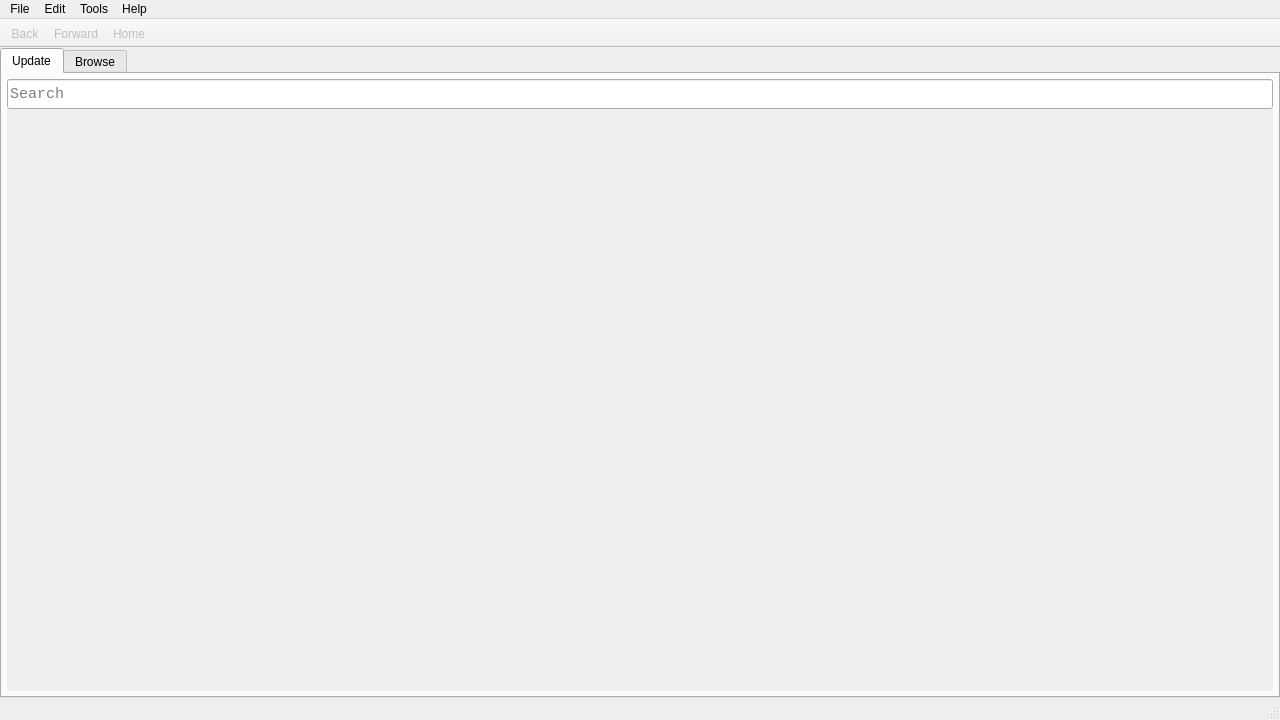
Before: the Qt Designer form src/UI/MainWindow/MainWindow.ui in NikolaRoev/Tracker, drawn with Qt 5.
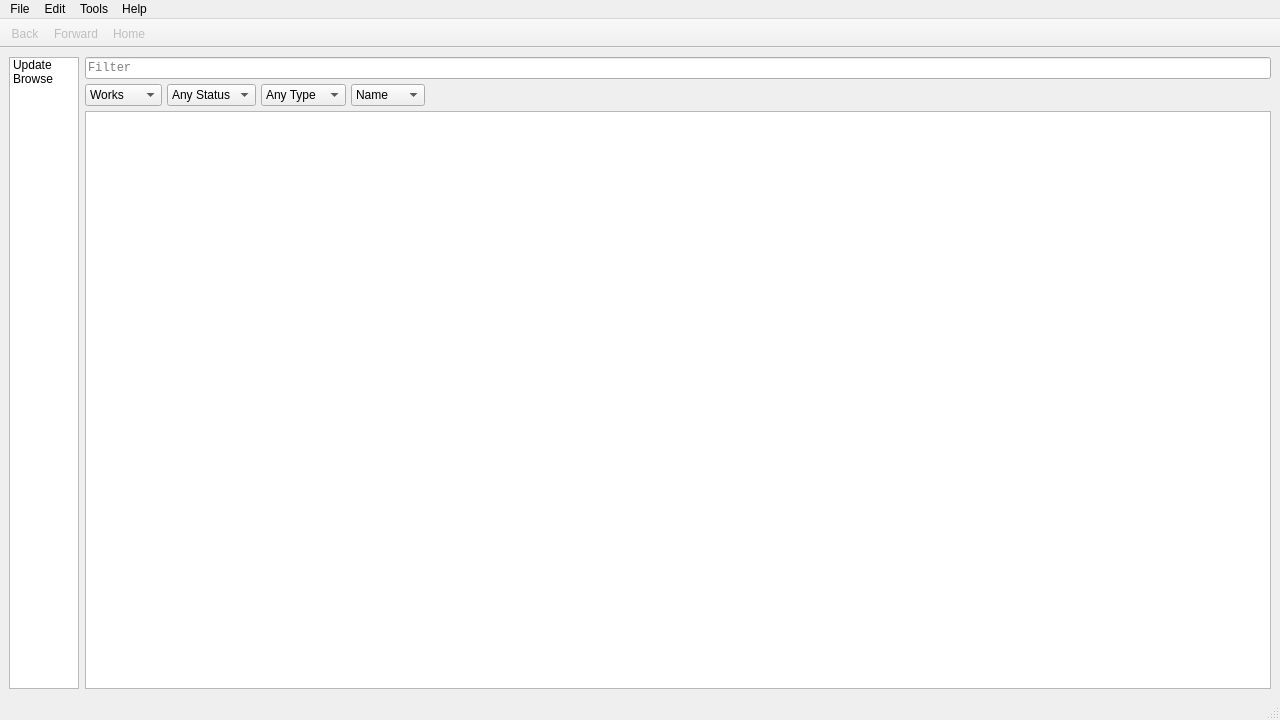
After: the same form once the commit is applied. The open tabs and pages were chosen to show the change. Icons and pictures are not drawn.

```diff
--- a/src/UI/MainWindow/MainWindow.ui
+++ b/src/UI/MainWindow/MainWindow.ui
@@ -24,65 +24,42 @@
     <normaloff>:/icons/icons/icon.ico</normaloff>:/icons/icons/icon.ico</iconset>
   </property>
   <widget class="QWidget" name="centralwidget">
-   <layout class="QVBoxLayout" name="verticalLayout_4">
-    <property name="spacing">
-     <number>0</number>
-    </property>
-    <property name="leftMargin">
-     <number>0</number>
-    </property>
-    <property name="topMargin">
-     <number>0</number>
-    </property>
-    <property name="rightMargin">
-     <number>0</number>
-    </property>
-    <property name="bottomMargin">
-     <number>0</number>
-    </property>
+   <layout class="QHBoxLayout" name="horizontalLayout_2" stretch="1,99">
     <item>
-     <widget class="QStackedWidget" name="stackedWidget">
-      <widget class="QWidget" name="homePage">
-       <layout class="QVBoxLayout" name="verticalLayout_5">
-        <property name="spacing">
-         <number>0</number>
-        </property>
-        <property name="leftMargin">
-         <number>0</number>
-        </property>
-        <property name="topMargin">
-         <number>0</number>
-        </property>
-        <property name="rightMargin">
-         <number>0</number>
-        </property>
-        <property name="bottomMargin">
-         <number>0</number>
-        </property>
+     <widget class="QListWidget" name="listWidget">
         <item>
-         <widget class="QTabWidget" name="tabWidget">
-          <property name="currentIndex">
-           <number>0</number>
-          </property>
-          <widget class="QWidget" name="updateTab">
-           <attribute name="title">
+       <property name="text">
             <string>Update</string>
-           </attribute>
-           <layout class="QVBoxLayout" name="verticalLayout">
+       </property>
+      </item>
+      <item>
+       <property name="text">
+        <string>Browse</string>
+       </property>
+      </item>
+     </widget>
+    </item>
+    <item>
+     <widget class="QStackedWidget" name="mainStackedWidget">
+      <property name="currentIndex">
+       <number>0</number>
+      </property>
+      <widget class="QWidget" name="updatePage">
+       <layout class="QVBoxLayout" name="verticalLayout_6">
             <property name="spacing">
-             <number>0</number>
+         <number>5</number>
             </property>
             <property name="leftMargin">
-             <number>5</number>
+         <number>0</number>
             </property>
             <property name="topMargin">
-             <number>5</number>
+         <number>0</number>
             </property>
             <property name="rightMargin">
-             <number>5</number>
+         <number>0</number>
             </property>
             <property name="bottomMargin">
-             <number>5</number>
+         <number>0</number>
             </property>
             <item>
              <widget class="QLineEdit" name="updateLineEdit">
@@ -135,8 +112,8 @@
                 <rect>
                  <x>0</x>
                  <y>0</y>
-                 <width>1266</width>
-                 <height>557</height>
+             <width>1166</width>
+             <height>583</height>
                 </rect>
                </property>
                <layout class="QVBoxLayout" name="verticalLayout_2">
@@ -161,13 +138,29 @@
             </item>
            </layout>
           </widget>
-          <widget class="QWidget" name="browseTab">
-           <attribute name="title">
-            <string>Browse</string>
-           </attribute>
-           <layout class="QVBoxLayout" name="verticalLayout_3" stretch="0,0,0">
+      <widget class="QWidget" name="browsePage">
+       <layout class="QVBoxLayout" name="verticalLayout_7">
             <property name="spacing">
              <number>0</number>
+        </property>
+        <property name="leftMargin">
+         <number>0</number>
+        </property>
+        <property name="topMargin">
+         <number>0</number>
+        </property>
+        <property name="rightMargin">
+         <number>0</number>
+        </property>
+        <property name="bottomMargin">
+         <number>0</number>
+        </property>
+        <item>
+         <widget class="QStackedWidget" name="browseStackedWidget">
+          <widget class="QWidget" name="browseHomePage">
+           <layout class="QVBoxLayout" name="verticalLayout">
+            <property name="spacing">
+             <number>5</number>
             </property>
             <property name="leftMargin">
              <number>0</number>
```
Left out of the diff: 14 changed lines with no effect on the pictures. Lines whose indentation alone changed are shown as unchanged.
